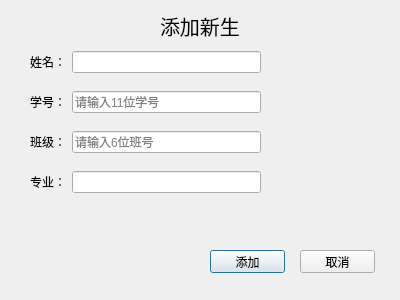
Old version of the form addstu.ui in the repository maikelaolin123/111.
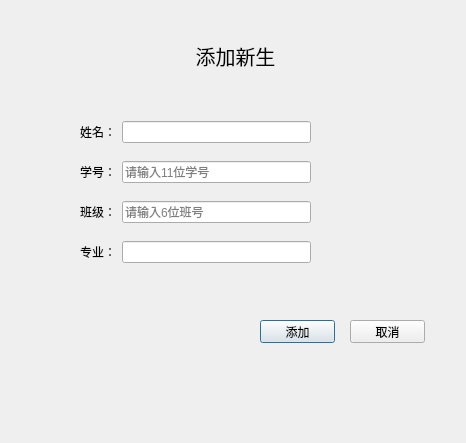
New version of the form.

The edit to the form file:
```diff
--- a/addstu.ui
+++ b/addstu.ui
@@ -6,8 +6,8 @@
    <rect>
     <x>0</x>
     <y>0</y>
-    <width>400</width>
-    <height>300</height>
+    <width>466</width>
+    <height>443</height>
    </rect>
   </property>
   <property name="windowTitle">
@@ -16,10 +16,10 @@
   <widget class="QLabel" name="label">
    <property name="geometry">
     <rect>
-     <x>160</x>
-     <y>10</y>
-     <width>91</width>
-     <height>31</height>
+     <x>40</x>
+     <y>30</y>
+     <width>391</width>
+     <height>51</height>
     </rect>
    </property>
    <property name="font">
@@ -30,12 +30,15 @@
    <property name="text">
     <string>添加新生</string>
    </property>
+   <property name="alignment">
+    <set>Qt::AlignCenter</set>
+   </property>
   </widget>
   <widget class="QWidget" name="layoutWidget">
    <property name="geometry">
     <rect>
-     <x>30</x>
-     <y>50</y>
+     <x>80</x>
+     <y>120</y>
      <width>231</width>
      <height>24</height>
     </rect>
@@ -69,8 +72,8 @@
   <widget class="QWidget" name="layoutWidget">
    <property name="geometry">
     <rect>
-     <x>30</x>
-     <y>90</y>
+     <x>80</x>
+     <y>160</y>
      <width>231</width>
      <height>24</height>
     </rect>
@@ -101,8 +104,8 @@
   <widget class="QWidget" name="layoutWidget">
    <property name="geometry">
     <rect>
-     <x>30</x>
-     <y>130</y>
+     <x>80</x>
+     <y>200</y>
      <width>231</width>
      <height>24</height>
     </rect>
@@ -133,8 +136,8 @@
   <widget class="QPushButton" name="btn_sys_addstu">
    <property name="geometry">
     <rect>
-     <x>210</x>
-     <y>250</y>
+     <x>260</x>
+     <y>320</y>
      <width>75</width>
      <height>23</height>
     </rect>
@@ -146,8 +149,8 @@
   <widget class="QPushButton" name="btn_sys_addstu_cancel">
    <property name="geometry">
     <rect>
-     <x>300</x>
-     <y>250</y>
+     <x>350</x>
+     <y>320</y>
      <width>75</width>
      <height>23</height>
     </rect>
@@ -159,8 +162,8 @@
   <widget class="QWidget" name="layoutWidget_2">
    <property name="geometry">
     <rect>
-     <x>30</x>
-     <y>170</y>
+     <x>80</x>
+     <y>240</y>
      <width>231</width>
      <height>24</height>
     </rect>
```
Left out of the diff: 2 changed lines with no effect on the pictures.
